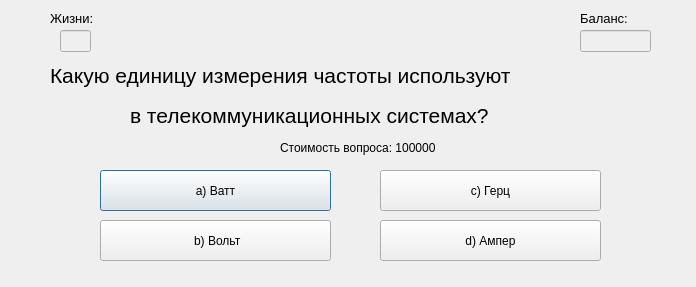
DelZeiT/How_to_become_a_millionaire, file ui_ui_files/question_window9_ui.ui: the form before one commit.
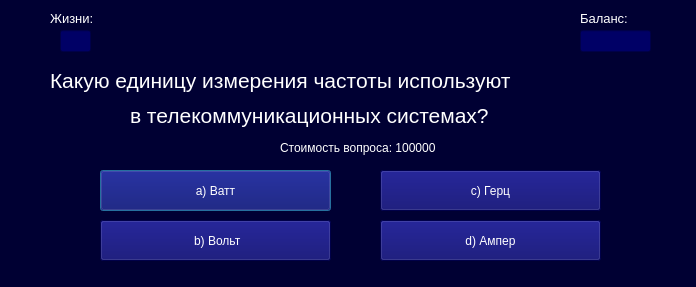
The form after the commit.

What changed in the file:
```diff
--- a/ui_ui_files/question_window9_ui.ui
+++ b/ui_ui_files/question_window9_ui.ui
@@ -10,9 +10,24 @@
     <height>287</height>
    </rect>
   </property>
+  <property name="minimumSize">
+   <size>
+    <width>696</width>
+    <height>287</height>
+   </size>
+  </property>
+  <property name="maximumSize">
+   <size>
+    <width>696</width>
+    <height>287</height>
+   </size>
+  </property>
   <property name="windowTitle">
    <string>Вопрос №9</string>
   </property>
+  <property name="styleSheet">
+   <string notr="true">background-color: #000033;</string>
+  </property>
   <widget class="QLabel" name="label_2">
    <property name="geometry">
     <rect>
@@ -27,6 +42,9 @@
      <pointsize>10</pointsize>
     </font>
    </property>
+   <property name="styleSheet">
+    <string notr="true">color: white</string>
+   </property>
    <property name="text">
     <string>Жизни:</string>
    </property>
@@ -43,6 +61,9 @@
      <height>22</height>
     </rect>
    </property>
+   <property name="styleSheet">
+    <string notr="true">background-color: #000066; color: white</string>
+   </property>
    <property name="text">
     <string/>
    </property>
@@ -61,6 +82,9 @@
      <pointsize>10</pointsize>
     </font>
    </property>
+   <property name="styleSheet">
+    <string notr="true">color: white</string>
+   </property>
    <property name="text">
     <string>Баланс:</string>
    </property>
@@ -77,6 +101,9 @@
      <height>22</height>
     </rect>
    </property>
+   <property name="styleSheet">
+    <string notr="true">background-color: #000066; color: white</string>
+   </property>
    <property name="text">
     <string/>
    </property>
@@ -85,9 +112,9 @@
    <property name="geometry">
     <rect>
      <x>50</x>
-     <y>50</y>
+     <y>60</y>
      <width>601</width>
-     <height>51</height>
+     <height>41</height>
     </rect>
    </property>
    <property name="font">
@@ -95,6 +122,9 @@
      <pointsize>16</pointsize>
     </font>
    </property>
+   <property name="styleSheet">
+    <string notr="true">color: white</string>
+   </property>
    <property name="text">
     <string>Какую единицу измерения частоты используют</string>
    </property>
@@ -113,6 +143,9 @@
      <pointsize>16</pointsize>
     </font>
    </property>
+   <property name="styleSheet">
+    <string notr="true">color: white</string>
+   </property>
    <property name="text">
     <string>в телекоммуникационных системах? </string>
    </property>
@@ -126,6 +159,9 @@
      <height>16</height>
     </rect>
    </property>
+   <property name="styleSheet">
+    <string notr="true">color: white</string>
+   </property>
    <property name="text">
     <string>Стоимость вопроса: 100000</string>
    </property>
@@ -139,6 +175,9 @@
      <height>41</height>
     </rect>
    </property>
+   <property name="styleSheet">
+    <string notr="true">background-color: #000066; color: white</string>
+   </property>
    <property name="text">
     <string>a) Ватт</string>
    </property>
@@ -152,6 +191,9 @@
      <height>41</height>
     </rect>
    </property>
+   <property name="styleSheet">
+    <string notr="true">background-color: #000066; color: white</string>
+   </property>
    <property name="text">
     <string> b) Вольт</string>
    </property>
@@ -165,6 +207,9 @@
      <height>41</height>
     </rect>
    </property>
+   <property name="styleSheet">
+    <string notr="true">background-color: #000066; color: white</string>
+   </property>
    <property name="text">
     <string>c) Герц</string>
    </property>
@@ -178,6 +223,9 @@
      <height>41</height>
     </rect>
    </property>
+   <property name="styleSheet">
+    <string notr="true">background-color: #000066; color: white</string>
+   </property>
    <property name="text">
     <string>d) Ампер</string>
    </property>
```
